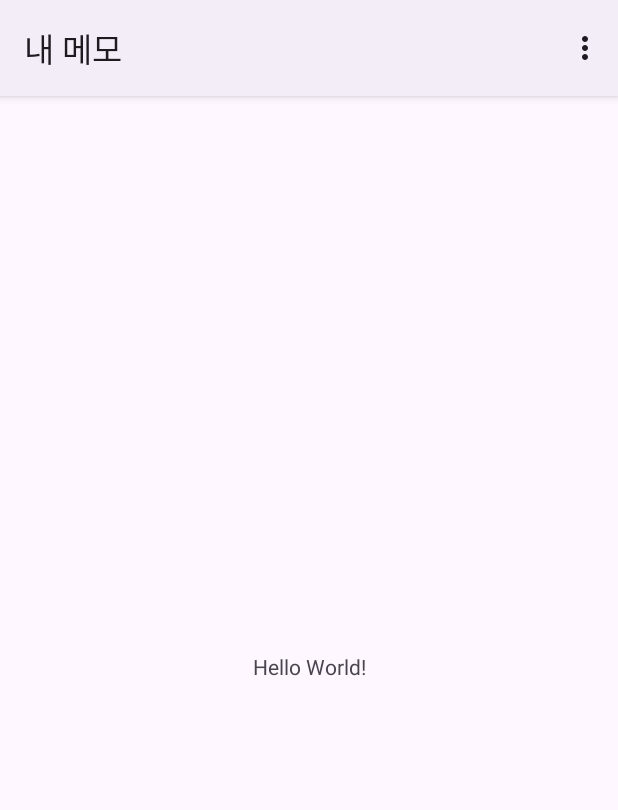
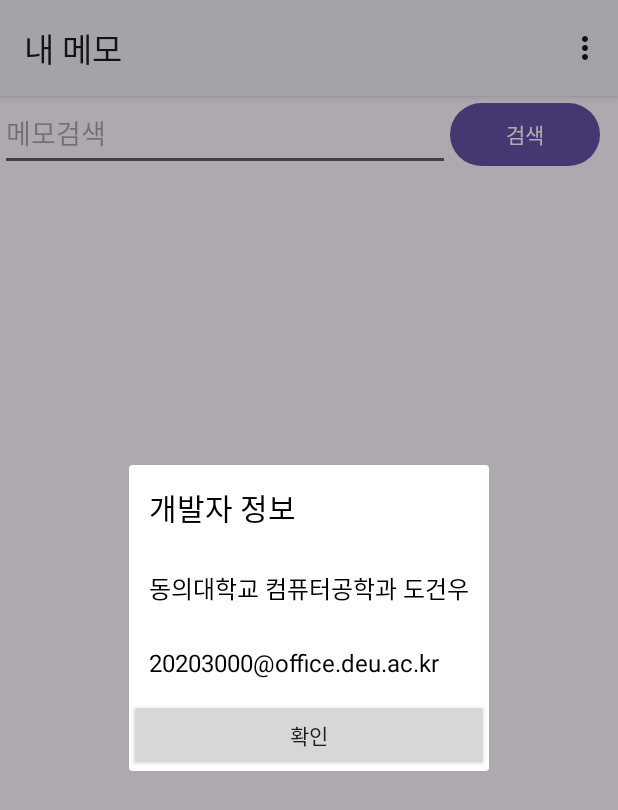
Before and after one commit to doogunwo/memo, an Android app: the screen it shows after launch (MainActivity), in the options menu, after a tap on "개발자 정보 보기", on a phone screen of 412 x 824 dp. Shown: the top 810 px of the screen. Run offline under Robolectric (Android 15) with nearby library versions, the phone set to English and light mode, and no system bars.

Commit message:
메모작성 버튼과 취소버튼 완성 -> 메모작성 기록완료

```diff
--- a/app/src/main/AndroidManifest.xml
+++ b/app/src/main/AndroidManifest.xml
@@ -17,10 +17,11 @@
             android:exported="true">
             <intent-filter>
                 <action android:name="android.intent.action.MAIN" />
-
                 <category android:name="android.intent.category.LAUNCHER" />
             </intent-filter>
         </activity>
+
+        <activity android:name=".newmemo"/>
     </application>
 
 </manifest>
--- a/app/src/main/java/com/cookandroid/memo/MainActivity.java
+++ b/app/src/main/java/com/cookandroid/memo/MainActivity.java
@@ -3,21 +3,33 @@ package com.cookandroid.memo;
 import androidx.appcompat.app.AppCompatActivity;
 import androidx.appcompat.widget.PopupMenu;
 
+import android.app.Dialog;
+import android.content.Context;
+import android.content.Intent;
+import android.database.sqlite.SQLiteDatabase;
+import android.database.sqlite.SQLiteOpenHelper;
+import android.graphics.Color;
 import android.os.Bundle;
 import android.view.Menu;
 import android.view.MenuInflater;
 import android.view.MenuItem;
+import android.view.View;
 import android.view.Window;
+import android.widget.Button;
+import android.widget.LinearLayout;
+import android.widget.TextView;
 import android.widget.Toast;
 
 public class MainActivity extends AppCompatActivity {
-
+    myDB myHelper;
+    SQLiteDatabase sqlDB;
     @Override
     protected void onCreate(Bundle savedInstanceState) {
         super.onCreate(savedInstanceState);
         setContentView(R.layout.activity_main);
         setTitle("내 메모");
-        //제목 변경
+        myHelper = new myDB(this);
+        sqlDB = myHelper.getWritableDatabase();
 
     }
 
@@ -41,11 +53,58 @@ public class MainActivity extends AppCompatActivity {
 
 
     public void createNewMemo(){
+
         Toast.makeText(this,"메모 작성 누름",Toast.LENGTH_SHORT).show();
+        Intent intent = new Intent(getApplicationContext(), newmemo.class);
+        startActivity(intent);
+
     }
 
     public void showDeveloperInfo(){
         Toast.makeText(this,"개발자 정보 누름",Toast.LENGTH_SHORT).show();
+
+        Dialog dialog = new Dialog(this);
+
+        LinearLayout layout = new LinearLayout(this);
+        layout.setOrientation(LinearLayout.VERTICAL);
+
+        TextView devInfo = new TextView(this);
+        devInfo.setText("개발자 정보");
+        devInfo.setTextSize(20);
+        devInfo.setPadding(20, 20, 20, 20);
+        devInfo.setTextColor(Color.BLACK);
+
+        // 동의대학교 컴퓨터공학과 도건우
+        TextView nameInfo = new TextView(this);
+        nameInfo.setText("동의대학교 컴퓨터공학과 도건우");
+        nameInfo.setTextSize(16);
+        nameInfo.setPadding(20, 20, 20, 20);
+        nameInfo.setTextColor(Color.BLACK);
+
+        // 이메일
+        TextView emailInfo = new TextView(this);
+        emailInfo.setText("20203000@office.deu.ac.kr");
+        emailInfo.setTextSize(16);
+        emailInfo.setPadding(20, 20, 20, 20);
+        emailInfo.setTextColor(Color.BLACK);
+
+        //확인 버튼
+        Button closeButton = new Button(this);
+        closeButton.setText("확인");
+        closeButton.setOnClickListener(new View.OnClickListener() {
+            @Override
+            public void onClick(View v) {
+                dialog.dismiss(); // 팝업을 닫는 기능 추가
+            }
+        });
+
+        layout.addView(devInfo);
+        layout.addView(nameInfo);
+        layout.addView(emailInfo);
+        layout.addView(closeButton);
+        dialog.setContentView(layout);
+        dialog.show();
+
     }
 
 
--- /dev/null
+++ b/app/src/main/java/com/cookandroid/memo/myDB.java
@@ -0,0 +1,29 @@
+package com.cookandroid.memo;
+
+import android.content.Context;
+import android.database.sqlite.SQLiteDatabase;
+import android.database.sqlite.SQLiteOpenHelper;
+public class myDB extends SQLiteOpenHelper {
+    public myDB(Context context) {
+        super(context, "memo20203000", null, 1);
+    }
+
+    @Override
+    public void onCreate(SQLiteDatabase sqLiteDatabase) {
+        sqLiteDatabase.execSQL(" CREATE TABLE memo20203000 (\n" +
+                "    id INTEGER PRIMARY KEY AUTOINCREMENT,\n" +
+                "    title TEXT,\n" +
+                "    content TEXT,\n" +
+                "    created_at DATETIME DEFAULT CURRENT_TIMESTAMP,\n" +
+                "    last_modified DATETIME DEFAULT CURRENT_TIMESTAMP\n" +
+                ");\n");
+    }
+
+    @Override
+    public void onUpgrade(SQLiteDatabase sqLiteDatabase, int i, int i1) {
+        sqLiteDatabase.execSQL("DROP TABLE IF EXISTS memo20203000");
+        onCreate(sqLiteDatabase);
+    }
+
+
+}
--- a/app/src/main/res/layout/activity_main.xml
+++ b/app/src/main/res/layout/activity_main.xml
@@ -6,13 +6,45 @@
     android:layout_height="match_parent"
     tools:context=".MainActivity">
 
-    <TextView
-        android:layout_width="wrap_content"
+    <LinearLayout
+        android:orientation="vertical"
+        android:layout_width="match_parent"
         android:layout_height="wrap_content"
-        android:text="Hello World!"
-        app:layout_constraintBottom_toBottomOf="parent"
-        app:layout_constraintEnd_toEndOf="parent"
-        app:layout_constraintStart_toStartOf="parent"
-        app:layout_constraintTop_toTopOf="parent" />
+        tools:ignore="MissingConstraints">
+
+        <LinearLayout
+            android:id="@+id/linearLayout"
+            android:layout_width="wrap_content"
+            android:layout_height="50dp"
+            android:orientation="horizontal"
+            tools:ignore="MissingConstraints">
+
+            <EditText
+                android:id="@+id/searchEditText"
+                android:layout_width="300dp"
+                android:layout_height="50dp"
+                android:hint="메모검색"></EditText>
+
+            <Button
+                android:id="@+id/searchButton"
+                android:layout_width="100dp"
+                android:layout_height="50dp"
+                android:text="검색"></Button>
+        </LinearLayout>
+
+        <LinearLayout
+            android:layout_width="match_parent"
+            android:layout_height="wrap_content"
+            android:orientation="vertical">
+            <ListView
+                android:id="@+id/memo"
+                android:layout_width="match_parent"
+                android:layout_height="wrap_content">
+            </ListView>
+        </LinearLayout>
+
+    </LinearLayout>
+
+
 
 </androidx.constraintlayout.widget.ConstraintLayout>
--- a/app/src/main/res/layout/myinfo.xml
+++ /dev/null
@@ -1,6 +0,0 @@
-<?xml version="1.0" encoding="utf-8"?>
-<androidx.constraintlayout.widget.ConstraintLayout xmlns:android="http://schemas.android.com/apk/res/android"
-    android:layout_width="match_parent"
-    android:layout_height="match_parent">
-
-</androidx.constraintlayout.widget.ConstraintLayout>
```
Also changed, not shown: app/src/main/java/com/cookandroid/memo/newmemo.java (added, +63 -0 lines), app/src/main/res/layout/newmemo.xml (+80 -0 lines).
